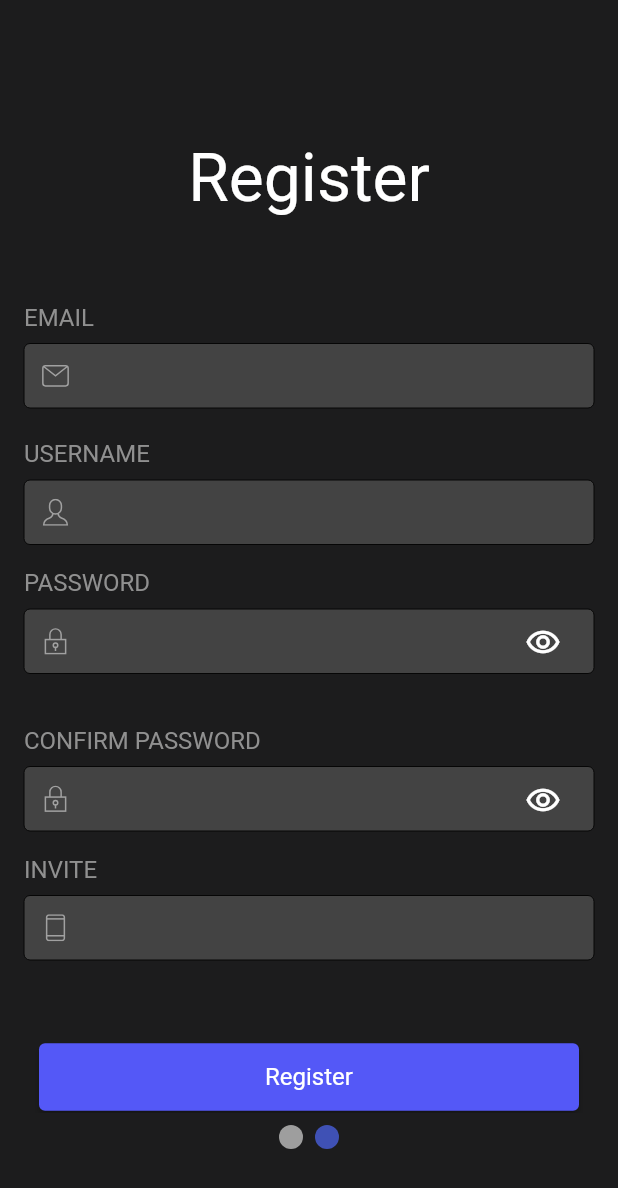
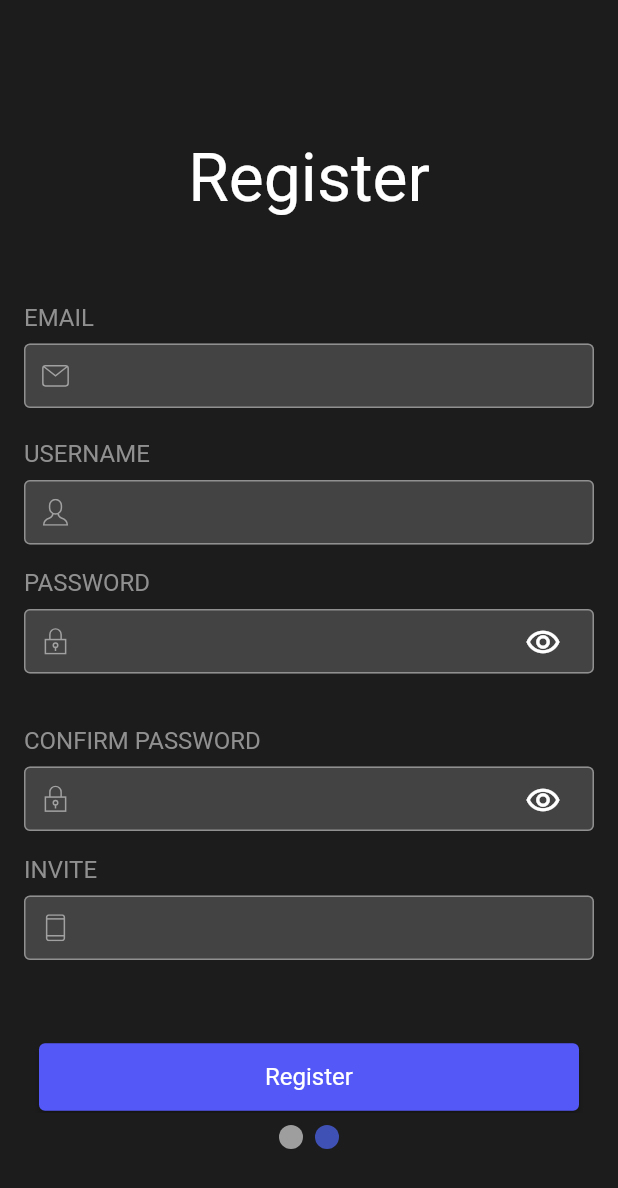
Before and after one commit to Demphait/single-house-flutter, a Flutter app: the screen it shows after launch, swiped to page 2, on a phone screen of 412 x 824 dp. Shown: the top 1188 px of the screen. Run offline on Flutter 3.47's test engine with Material 2 defaults, Android fonts, the light colour scheme and no system bars; drawn by our look-alikes of smooth_page_indicator; our stand-ins replace bloc, dio, firebase_core, firebase_crashlytics, flutter_bloc, flutter_svg and 2 more; accounts and stored records are empty.

Commit message:
fix: fixed some bugs in themes

```diff
--- a/lib/styles/app_colors.dart
+++ b/lib/styles/app_colors.dart
@@ -16,6 +16,6 @@ abstract class AppColors {
   static Color get darkBlack => const Color(0xFF060606);
   static Color get darkGrey => const Color(0xFF262628);
   static Color get mediumGrey => const Color(0xFF313131);
-  static Color get textFieldGrey => const Color(0xFF434343);
+  static Color get lightBlack => const Color(0xFF434343);
   static Color get dividerColorLight => const Color(0xFFE0E0E0);
 }
--- a/lib/utils/theme_provider.dart
+++ b/lib/utils/theme_provider.dart
@@ -17,8 +17,9 @@ class AppThemes {
   static ThemeData get darkTheme => ThemeData(
         scaffoldBackgroundColor: AppColors.background,
         backgroundColor: AppColors.mediumGrey,
-        selectedRowColor: AppColors.dividingLine, //AppColors.dividingLine
-        primaryColorLight: AppColors.darkGrey, //AppColors.darkGrey
+        selectedRowColor: AppColors.dividingLine,
+        primaryColorLight: AppColors.darkGrey,
+        canvasColor: AppColors.lightBlack,
         textTheme: TextTheme(
           bodyLarge: AppTextStyles.smallTextStyle.grey,
           titleLarge: AppTextStyles.largeTextStyle.grey,
@@ -42,6 +43,7 @@ class AppThemes {
         backgroundColor: AppColors.dividerColorLight,
         selectedRowColor: AppColors.white,
         primaryColorLight: AppColors.secondGrey,
+        canvasColor: AppColors.white,
         textTheme: TextTheme(
           bodyLarge: AppTextStyles.smallTextStyle.grey,
           titleLarge: AppTextStyles.largeTextStyle.mediumGrey,
--- a/lib/views/auth/auth_view.dart
+++ b/lib/views/auth/auth_view.dart
@@ -86,8 +86,8 @@ class _AuthViewState extends State<AuthView> {
                                   });
                                 },
                                 icon: isHidePassword
-                                    ? const Icon(Icons.remove_red_eye_outlined)
-                                    : const Icon(Icons.visibility_off_outlined),
+                                    ? Icon(Icons.remove_red_eye_outlined, color: Theme.of(context).iconTheme.color)
+                                    : Icon(Icons.visibility_off_outlined, color: Theme.of(context).iconTheme.color),
                               ),
                             ),
                           ],
--- a/lib/views/auth/components/register/register_component.dart
+++ b/lib/views/auth/components/register/register_component.dart
@@ -122,8 +122,8 @@ class _RegisterWidgetState extends State<RegisterWidget> {
                             });
                           },
                           icon: isHidePassword
-                              ? const Icon(Icons.remove_red_eye_outlined)
-                              : const Icon(Icons.visibility_off_outlined),
+                              ? Icon(Icons.remove_red_eye_outlined, color: Theme.of(context).iconTheme.color)
+                              : Icon(Icons.visibility_off_outlined, color: Theme.of(context).iconTheme.color),
                         ),
                       ),
                     ],
--- a/lib/widgets/app_textfield.dart
+++ b/lib/widgets/app_textfield.dart
@@ -72,13 +72,24 @@ class _AppTextFieldState extends State<AppTextField> {
                 },
                 decoration: InputDecoration(
                   filled: true,
-                  fillColor: AppColors.textFieldGrey,
+                  fillColor: Theme.of(context).canvasColor,
                   isCollapsed: true,
-                  border: const OutlineInputBorder(),
                   contentPadding: const EdgeInsets.symmetric(horizontal: 12, vertical: 12),
-                  label: SvgPicture.asset(widget.icon, color: AppColors.white),
+                  label: SvgPicture.asset(widget.icon, color: Theme.of(context).iconTheme.color),
                   errorStyle: const TextStyle(height: 0, fontSize: 0),
                   labelStyle: Theme.of(context).textTheme.headlineMedium,
+                  enabledBorder: OutlineInputBorder(
+                    borderSide: BorderSide(color: AppColors.grey, width: 1),
+                  ),
+                  focusedBorder: OutlineInputBorder(
+                    borderSide: BorderSide(color: AppColors.grey, width: 1),
+                  ),
+                  errorBorder: OutlineInputBorder(
+                    borderSide: BorderSide(color: AppColors.grey, width: 1),
+                  ),
+                  focusedErrorBorder: OutlineInputBorder(
+                    borderSide: BorderSide(color: AppColors.grey, width: 1),
+                  ),
                 ),
               ),
             ],
```
